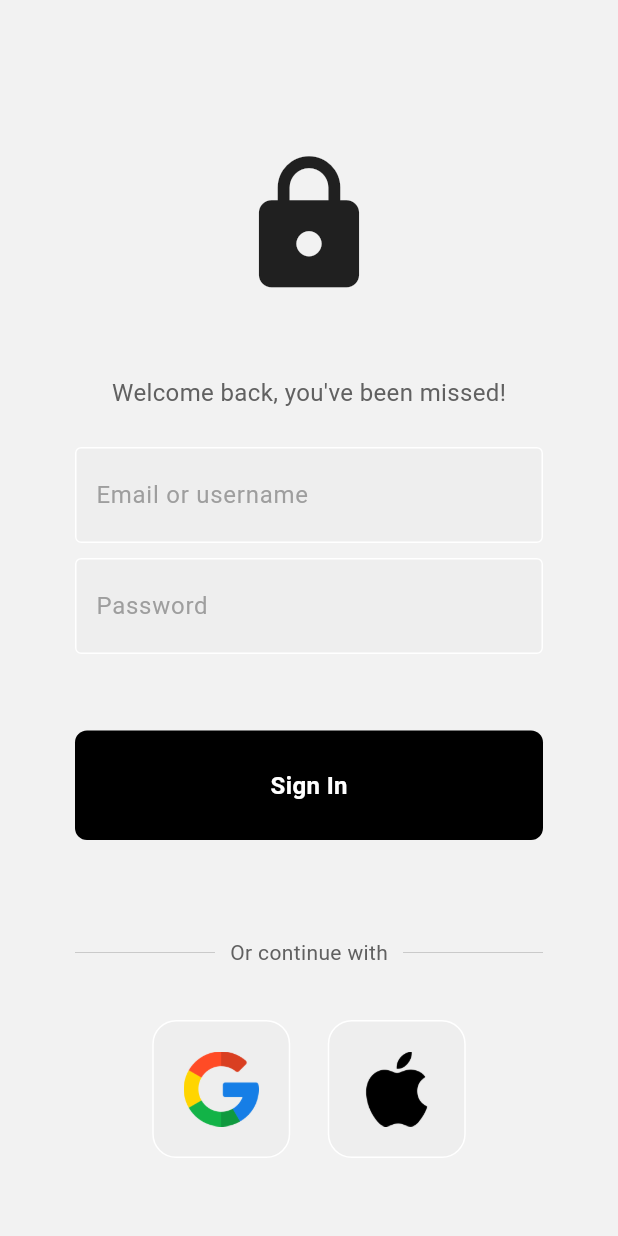
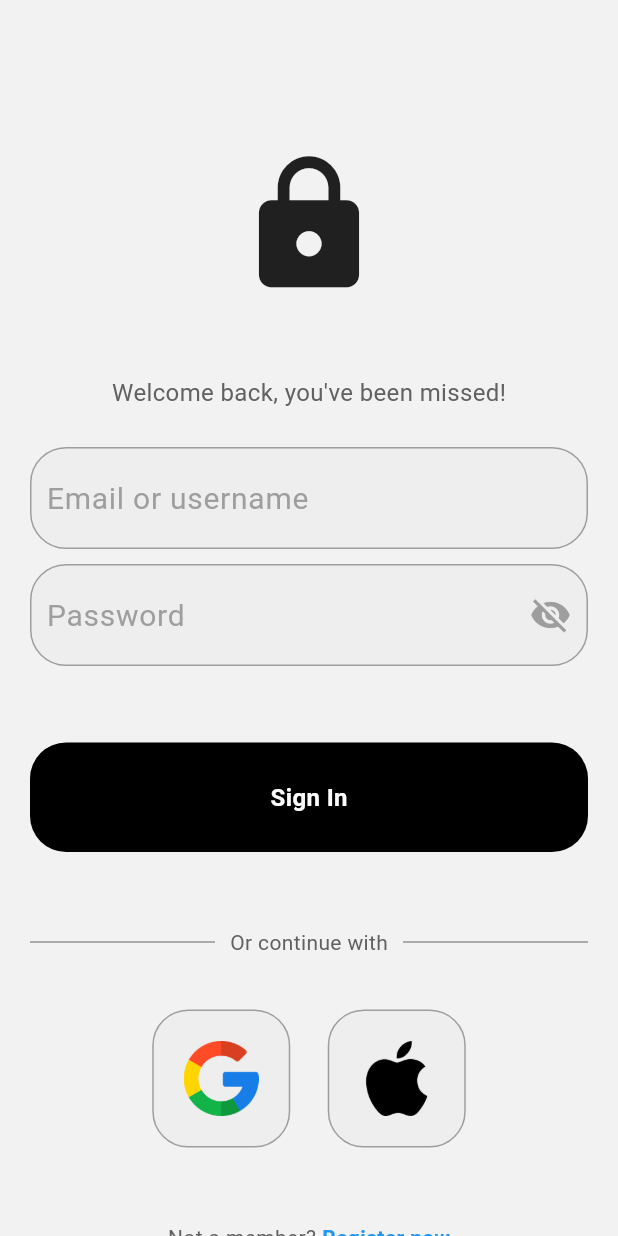
Before and after one commit to mingo-git/Smartender, a Flutter app: the screen it shows after launch, on a phone screen of 412 x 824 dp. Run offline on Flutter 3.47's test engine with Material 3 defaults, Android fonts, the phone set to English and light mode, and no system bars; our stand-ins replace flutter_dotenv, flutter_secure_storage, google_nav_bar, google_sign_in, sign_in_with_apple.

Commit message:
added constants for borderradius and padding

```diff
--- /dev/null
+++ b/App/smartender_flutter_app/lib/components/my_button.dart
@@ -0,0 +1,34 @@
+import 'package:flutter/material.dart';
+import 'package:smartender_flutter_app/config/constants.dart';
+
+class MyButton extends StatelessWidget {
+  final Function()? onTap;
+  final String text;
+
+  const MyButton({super.key, required this.onTap, required this.text});
+
+  @override
+  Widget build(BuildContext context) {
+    return GestureDetector(
+      onTap: onTap,
+      child: Container(
+        padding: const EdgeInsets.all(25),
+        margin: EdgeInsets.symmetric(horizontal: horizontalPadding),
+        decoration: BoxDecoration(
+          color: Colors.black,
+          borderRadius: defaultBorderRadius,
+        ),
+        child: Center(
+          child: Text(
+            text,
+            style: const TextStyle(
+              color: Colors.white,
+              fontWeight: FontWeight.bold,
+              fontSize: 16,
+            ),
+          ),
+        ),
+      ),
+    );
+  }
+}
--- a/App/smartender_flutter_app/lib/components/my_textfield.dart
+++ b/App/smartender_flutter_app/lib/components/my_textfield.dart
@@ -1,36 +1,70 @@
 import 'package:flutter/material.dart';
+import 'package:smartender_flutter_app/config/constants.dart';
 
-class MyTextField extends StatelessWidget {
+class MyTextField extends StatefulWidget {
   final TextEditingController controller;
   final String hintText;
   final bool obscureText;
 
   const MyTextField({
-    super.key,
+    Key? key,
     required this.controller,
     required this.hintText,
     required this.obscureText,
-  });
+  }) : super(key: key);
+
+  @override
+  _MyTextFieldState createState() => _MyTextFieldState();
+}
+
+class _MyTextFieldState extends State<MyTextField> {
+  late bool _obscureText;
+
+  @override
+  void initState() {
+    super.initState();
+    _obscureText = widget.obscureText;
+  }
+
+  void _toggleObscureText() {
+    setState(() {
+      _obscureText = !_obscureText;
+    });
+  }
 
   @override
   Widget build(BuildContext context) {
     return Padding(
-      padding: const EdgeInsets.symmetric(horizontal: 25.0),
-      child: TextField(
-        controller: controller,
-        obscureText: obscureText,
-        decoration: InputDecoration(
-          enabledBorder: const OutlineInputBorder(
-            borderSide: BorderSide(color: Colors.white),
+      padding: EdgeInsets.symmetric(horizontal: horizontalPadding),
+      child: Container(
+        decoration: BoxDecoration(
+          color: Colors.grey.shade200,
+          borderRadius: defaultBorderRadius,
+          border: Border.all(
+            color: Colors.grey, // Rahmenfarbe
           ),
-          focusedBorder: OutlineInputBorder(
-            borderSide: BorderSide(color: Colors.grey.shade400),
+        ),
+        child: TextField(
+          controller: widget.controller,
+          obscureText: _obscureText,
+          decoration: InputDecoration(
+            hintText: widget.hintText,
+            hintStyle: TextStyle(color: Colors.grey[500]),
+            border: InputBorder.none,
+            isDense: true,
+            contentPadding: const EdgeInsets.symmetric(vertical: 18.0, horizontal: 10.0),
+            suffixIcon: widget.obscureText
+                ? IconButton(
+              iconSize: 28, // Größe des Icons anpassen
+              icon: Icon(
+                _obscureText ? Icons.visibility_off : Icons.visibility,
+                color: Colors.grey,
+              ),
+              onPressed: _toggleObscureText,
+            )
+                : null,
           ),
-          fillColor: Colors.grey.shade200,
-          filled: true,
-          hintText: hintText,
-          hintStyle: TextStyle(color: Colors.grey[500]),
-          contentPadding: const EdgeInsets.symmetric(vertical: 20.0, horizontal: 10.0), // Hier wird die Höhe des Textfeldes beeinflusst
+          style: const TextStyle(fontSize: 20),
         ),
       ),
     );
--- a/App/smartender_flutter_app/lib/components/signIn_button.dart
+++ /dev/null
@@ -1,29 +0,0 @@
-import 'package:flutter/material.dart';
-
-class MyLoginButton extends StatelessWidget {
-
-  final Function()? onTap;
-  final String text;
-
-  const MyLoginButton({super.key, required this.onTap, required this.text});
-
-  @override
-  Widget build(BuildContext context) {
-    return GestureDetector(
-      onTap: onTap,
-      child: Container(
-        padding: EdgeInsets.all(25),
-        margin: EdgeInsets.symmetric(horizontal: 25),
-        decoration: BoxDecoration(
-            color: Colors.black, borderRadius: BorderRadius.circular(8)),
-        child: Center(
-          child: Text(
-            text,
-            style: TextStyle(
-                color: Colors.white, fontWeight: FontWeight.bold, fontSize: 16),
-          ),
-        ),
-      ),
-    );
-  }
-}
--- a/App/smartender_flutter_app/lib/components/square_tile.dart
+++ b/App/smartender_flutter_app/lib/components/square_tile.dart
@@ -1,23 +1,29 @@
 import 'package:flutter/material.dart';
+import 'package:smartender_flutter_app/config/constants.dart';
 
 class SquareTile extends StatelessWidget {
   final String imagePath;
 
   const SquareTile({
-    super.key,
-    required this.imagePath
-  });
+    Key? key,
+    required this.imagePath,
+  }) : super(key: key);
 
   @override
   Widget build(BuildContext context) {
     return Container(
-      padding: EdgeInsets.all(20),
+      padding: const EdgeInsets.all(20),
       decoration: BoxDecoration(
-        border: Border.all(color: Colors.white),
-        borderRadius: BorderRadius.circular(16),
-        color: Colors.grey[200],
+        color: Colors.grey.shade200,
+        borderRadius: defaultBorderRadius,
+        border: Border.all(
+          color: Colors.grey, // Rahmenfarbe, wie bei den Textinput-Feldern
+        ),
       ),
-      child: Image.asset(imagePath, height: 50,),
+      child: Image.asset(
+        imagePath,
+        height: 50,
+      ),
     );
   }
 }
--- a/App/smartender_flutter_app/lib/config/constants.dart
+++ b/App/smartender_flutter_app/lib/config/constants.dart
@@ -8,3 +8,6 @@ var googleWebClientId = dotenv.env['GOOGLE_WEB_CLIENT_ID'] ?? 'no_google_client_
 
 // Feste Definition der Hintergrundfarbe, die aus der .env-Datei entfernt wird
 Color backgroundColor = const Color(0xFFF2F2F2);  // Hex-Farbe für F2F2F2 mit voller Deckkraft
+
+const double horizontalPadding = 10.0; // Neue Konstante für das horizontale Padding
+final BorderRadius defaultBorderRadius = BorderRadius.circular(24.0); // Einheitlicher Radius für abgerundete Ecken
--- a/App/smartender_flutter_app/lib/main.dart
+++ b/App/smartender_flutter_app/lib/main.dart
@@ -15,7 +15,8 @@ void main() async {
 
   runApp(MyApp(isLoggedIn: token != null));
 }
-
+//TODO: Einheitliche Abstaende (Margins)
+//TODO: Einheitliche Border.Radius
 class MyApp extends StatelessWidget {
   final bool isLoggedIn;
 
--- a/App/smartender_flutter_app/lib/screens/home_screen.dart
+++ b/App/smartender_flutter_app/lib/screens/home_screen.dart
@@ -39,6 +39,7 @@ class _HomeScreenState extends State<HomeScreen> with WidgetsBindingObserver {
   Widget build(BuildContext context) {
     return Scaffold(
       backgroundColor: backgroundColor,
+      resizeToAvoidBottomInset: false, // Verhindert das Verschieben der NavBar bei Tastatureinblendung
       body: Stack(
         children: [
           // Hauptinhalt des Bodys
--- a/App/smartender_flutter_app/lib/screens/homesceens/settings_screen.dart
+++ b/App/smartender_flutter_app/lib/screens/homesceens/settings_screen.dart
@@ -6,6 +6,7 @@ import 'package:smartender_flutter_app/screens/homesceens/settingsscreens/langua
 import 'package:smartender_flutter_app/screens/homesceens/settingsscreens/manage_roles_screen.dart';
 import 'package:smartender_flutter_app/screens/homesceens/settingsscreens/theme_screen.dart';
 import 'package:smartender_flutter_app/services/auth_service.dart';
+import 'package:smartender_flutter_app/config/constants.dart';
 
 class SettingsScreen extends StatelessWidget {
   const SettingsScreen({Key? key}) : super(key: key);
@@ -21,7 +22,7 @@ class SettingsScreen extends StatelessWidget {
   Widget build(BuildContext context) {
     return SafeArea(
       child: Padding(
-        padding: const EdgeInsets.all(25.0),
+        padding: EdgeInsets.symmetric(horizontal: horizontalPadding),
         child: Column(
           mainAxisAlignment: MainAxisAlignment.start,
           children: [
--- a/App/smartender_flutter_app/lib/screens/login_screen.dart
+++ b/App/smartender_flutter_app/lib/screens/login_screen.dart
@@ -1,10 +1,9 @@
 import 'package:flutter/material.dart';
 import 'package:smartender_flutter_app/components/my_textfield.dart';
-import 'package:smartender_flutter_app/components/signIn_button.dart';
+import 'package:smartender_flutter_app/components/my_button.dart';
 import 'package:smartender_flutter_app/components/square_tile.dart';
 import 'package:smartender_flutter_app/screens/register_screen.dart';
 import 'package:smartender_flutter_app/services/auth_service.dart';
-
 import '../config/constants.dart';
 
 class LoginScreen extends StatefulWidget {
@@ -88,12 +87,11 @@ class _LoginScreenState extends State<LoginScreen> {
             minHeight: MediaQuery.of(context).size.height,
           ),
           child: Padding(
-            padding: const EdgeInsets.symmetric(horizontal: 25.0),
+            padding: EdgeInsets.symmetric(horizontal: horizontalPadding),
             child: Column(
               mainAxisAlignment: MainAxisAlignment.center,
               children: [
                 const SizedBox(height: 100),
-                //TODO: Change to Logo
                 const Icon(Icons.lock, size: 100),
                 const SizedBox(height: 50),
                 Text(
@@ -114,7 +112,7 @@ class _LoginScreenState extends State<LoginScreen> {
                 ),
                 const SizedBox(height: 10),
                 Padding(
-                  padding: const EdgeInsets.symmetric(horizontal: 25.0),
+                  padding: EdgeInsets.symmetric(horizontal: horizontalPadding),
                   child: errorMessage.isNotEmpty
                       ? Text(
                     errorMessage,
@@ -123,19 +121,19 @@ class _LoginScreenState extends State<LoginScreen> {
                       : const SizedBox(height: 16),
                 ),
                 const SizedBox(height: 25),
-                MyLoginButton(
+                MyButton(
                   text: 'Sign In',
                   onTap: signUserIn,
                 ),
                 const SizedBox(height: 30),
                 Padding(
-                  padding: const EdgeInsets.all(25.0),
+                  padding: EdgeInsets.all(horizontalPadding),
                   child: Row(
                     children: [
                       Expanded(
                         child: Divider(
-                          thickness: 0.5,
-                          color: Colors.grey[400],
+                          thickness: 0.75,
+                          color: Colors.grey[600],
                         ),
                       ),
                       Padding(
@@ -147,13 +145,14 @@ class _LoginScreenState extends State<LoginScreen> {
                       ),
                       Expanded(
                         child: Divider(
-                          thickness: 0.5,
-                          color: Colors.grey[400],
+                          thickness: 0.75,
+                          color: Colors.grey[600],
                         ),
                       ),
                     ],
                   ),
                 ),
+                SizedBox(height:15,),
                 Row(
                   mainAxisAlignment: MainAxisAlignment.center,
                   children: [
```
Also changed, not shown: App/smartender_flutter_app/lib/components/bottom_nav_bar.dart (+9 -4 lines), App/smartender_flutter_app/lib/components/drink_tile.dart (+4 -4 lines), App/smartender_flutter_app/lib/components/settings_tile.dart (+5 -4 lines), App/smartender_flutter_app/lib/screens/homesceens/searchdrinks_screen.dart (+13 -10 lines), App/smartender_flutter_app/lib/screens/homesceens/settingsscreens/account_screen.dart (+11 -13 lines), App/smartender_flutter_app/lib/screens/homesceens/settingsscreens/bottle_slot_screen.dart (+24 -8 lines), App/smartender_flutter_app/lib/screens/homesceens/settingsscreens/language_screen.dart (+29 -9 lines), App/smartender_flutter_app/lib/screens/register_screen.dart (+23 -26 lines).
